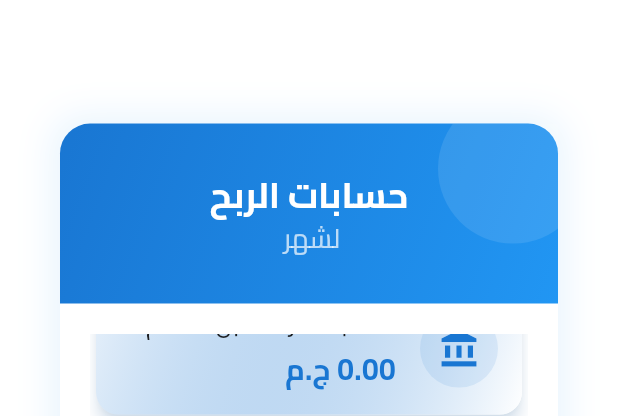
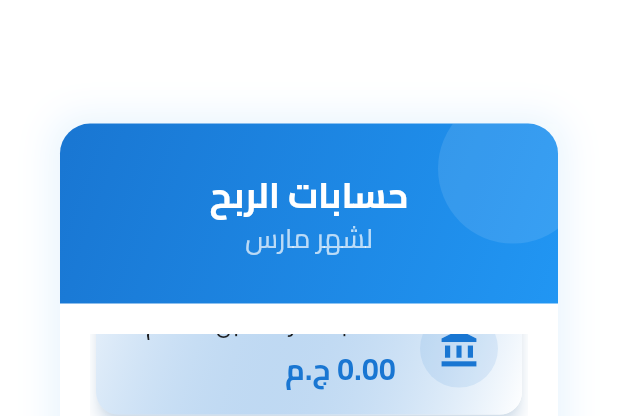
Before and after one commit to Phone-star-sketch/phone, a Flutter app: the ProfitDetailsDialog widget shown alone on an empty page, opened directly with empty values, scrolled down 38 dp, after a tap on "تصدير PDF", on a phone screen of 412 x 824 dp. Shown: the top 416 px of the screen. Run offline on Flutter 3.47's test engine with Material 3 defaults, Android fonts, the phone set to English and light mode, and no system bars; drawn by our look-alikes of flutter_animate; our stand-ins replace audioplayers, curved_navigation_bar, device_info_plus, fl_chart, flutter_local_notifications, flutter_staggered_animations and 13 more; missing offline and left inert: auto_size_text_field, excel, relative_time, syncfusion_flutter_pdfviewer, universal_html; accounts and stored records are empty.

```diff
--- a/lib/services/pdf_service.dart
+++ b/lib/services/pdf_service.dart
@@ -7,10 +7,46 @@ import 'package:flutter/services.dart';
 import 'package:universal_html/html.dart' as html;
 import 'package:flutter/foundation.dart' show kIsWeb;
 import '../models/profit.dart';
+import 'package:phone_system_app/controllers/account_client_info_data.dart';
 
 class PdfService {
+  static String _getAppropriateMonthName() {
+    final now = DateTime.now();
+    final collectionDay = AccountClientInfo.to.currentAccount.day;
+
+    // If we're past the collection day, use next month's name
+    if (now.day > collectionDay) {
+      final nextMonth = DateTime(now.year, now.month + 1);
+      return _getArabicMonthName(nextMonth.month);
+    }
+
+    // Otherwise use current month's name
+    return _getArabicMonthName(now.month);
+  }
+
+  static String _getArabicMonthName(int month) {
+    final months = [
+      'يناير',
+      'فبراير',
+      'مارس',
+      'إبريل',
+      'مايو',
+      'يونيو',
+      'يوليو',
+      'أغسطس',
+      'سبتمبر',
+      'أكتوبر',
+      'نوفمبر',
+      'ديسمبر'
+    ];
+    return months[month - 1];
+  }
+
   static Future<void> generateProfitReport(
-      MonthlyProfit profit, String monthName) async {
+      MonthlyProfit profit, String _) async {
+    // Use the calculated month name instead of the passed parameter
+    final monthName = _getAppropriateMonthName();
+
     // Load and register Arabic fonts
     final arabicFont =
         await rootBundle.load("assets/fonts/cairo/Cairo-Regular.ttf");
--- a/lib/views/pages/profit_details_dialog.dart
+++ b/lib/views/pages/profit_details_dialog.dart
@@ -5,6 +5,7 @@ import 'package:phone_system_app/models/profit.dart';
 import 'package:lottie/lottie.dart';
 import 'package:phone_system_app/services/pdf_service.dart';
 import 'package:phone_system_app/controllers/account_profit_controller.dart';
+import 'package:phone_system_app/controllers/account_client_info_data.dart';
 
 class ProfitDetailsDialog extends StatelessWidget {
   final MonthlyProfit profit;
@@ -17,13 +18,44 @@ class ProfitDetailsDialog extends StatelessWidget {
     required this.monthName,
   }) : super(key: key);
 
+  String _getAppropriateMonthName() {
+    final now = DateTime.now();
+    final collectionDay = AccountClientInfo.to.currentAccount.day;
+
+    if (now.day > collectionDay) {
+      final nextMonth = DateTime(now.year, now.month + 1);
+      return _getArabicMonthName(nextMonth.month);
+    }
+    return _getArabicMonthName(now.month);
+  }
+
+  String _getArabicMonthName(int month) {
+    final months = [
+      'يناير',
+      'فبراير',
+      'مارس',
+      'إبريل',
+      'مايو',
+      'يونيو',
+      'يوليو',
+      'أغسطس',
+      'سبتمبر',
+      'أكتوبر',
+      'نوفمبر',
+      'ديسمبر'
+    ];
+    return months[month - 1];
+  }
+
   @override
   Widget build(BuildContext context) {
+    final calculatedMonthName = _getAppropriateMonthName();
+
     return Dialog(
       backgroundColor: Colors.transparent,
       child: Container(
-        width:
-            MediaQuery.of(context).size.width * 0.9, // Changed from fixed 500
+        width: MediaQuery.of(context).size.width *
+            0.95, // Changed from 0.9 to 0.95
         height: MediaQuery.of(context).size.height * 0.8, // Changed from 0.7
         decoration: BoxDecoration(
           color: Colors.white,
@@ -77,7 +109,7 @@ class ProfitDetailsDialog extends StatelessWidget {
                           ),
                         ).animate().fadeIn().scale(),
                         Text(
-                          "لشهر $monthName",
+                          "لشهر $calculatedMonthName",
                           style: const TextStyle(
                             color: Colors.white70,
                             fontSize: 18,
```
Also changed, not shown: lib/views/print_clients_receipts.dart (+32 -3 lines).
